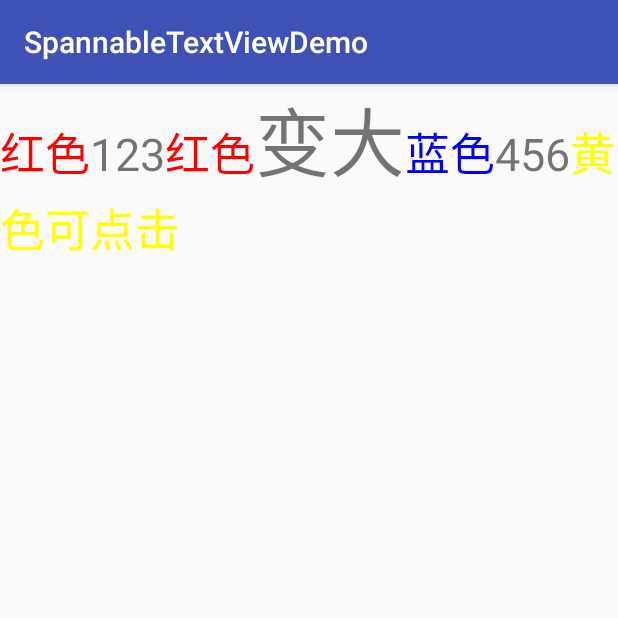
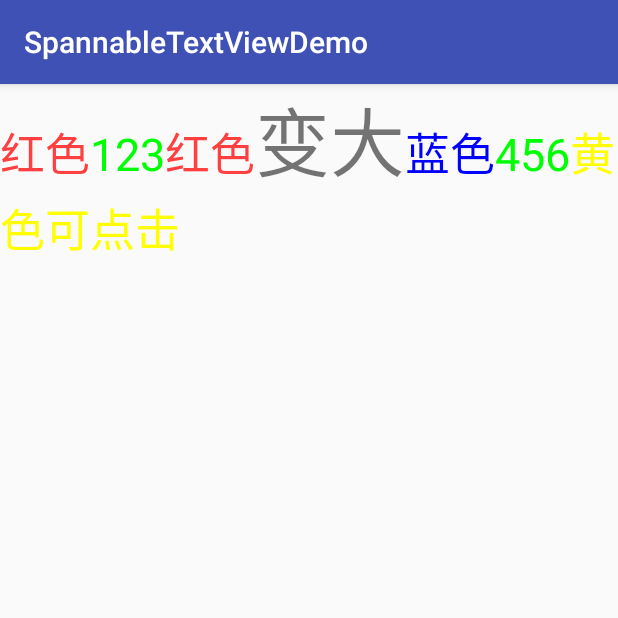
Before and after one commit to daiwj/SpannableTextViewDemo, an Android app: the screen it shows after launch (MainActivity), on a phone screen of 412 x 824 dp, the top half of it. Run offline under Robolectric (Android 15) with nearby library versions, the phone set to English and light mode, and no system bars.

Commit message:
重命名方法。增加正则匹配修改颜色

```diff
--- a/app/src/main/java/com/yuntianhe/spannabletextviewdemo/MainActivity.java
+++ b/app/src/main/java/com/yuntianhe/spannabletextviewdemo/MainActivity.java
@@ -17,13 +17,12 @@ public class MainActivity extends AppCompatActivity {
         SpannableTextView text1 = (SpannableTextView) findViewById(R.id.stv_1);
 
         text1.setText("#红色#123#红色#变大%蓝色%456黄色可点击");
-        text1
-                .matchColor("^[0-9]\\d*$", Color.GREEN)
-                .setMultipleColor('#', Color.RED)
-                .setMultipleColor('%', Color.BLUE)
-                .setSingleSize("变大", 50)
-                .setSingleImage("应用图标1", BitmapFactory.decodeResource(getResources(), R.mipmap.ic_launcher))
-                .setSingleImage("应用图标2", R.mipmap.ic_launcher)
+        text1.matchColors("\\d+", Color.GREEN)
+                .buildColors("#", "#ff4040")
+                .buildColors("%", Color.BLUE)
+                .buildSize("变大", 50)
+                .buildImage("应用图标1", BitmapFactory.decodeResource(getResources(), R.mipmap.ic_launcher))
+                .buildImage("应用图标2", R.mipmap.ic_launcher)
                 .setTextClick("黄色可点击", Color.YELLOW, new View.OnClickListener() {
                     @Override
                     public void onClick(View v) {
--- a/app/src/main/java/com/yuntianhe/spannabletextviewdemo/SpannableTextView.java
+++ b/app/src/main/java/com/yuntianhe/spannabletextviewdemo/SpannableTextView.java
@@ -22,7 +22,6 @@ import android.text.style.ClickableSpan;
 import android.text.style.ForegroundColorSpan;
 import android.text.style.ImageSpan;
 import android.util.AttributeSet;
-import android.util.Log;
 import android.view.MotionEvent;
 import android.view.View;
 import android.view.ViewConfiguration;
@@ -49,8 +48,8 @@ public class SpannableTextView extends AppCompatTextView {
     private boolean isMoved = false;
     private boolean isClickedSpan = false;
 
+    private ViewConfiguration configuration;
     private int mMotionX, mMotionY;
-    private ViewConfiguration configuration;
 
     public SpannableTextView(Context context, AttributeSet attrs) {
         super(context, attrs);
@@ -169,9 +168,10 @@ public class SpannableTextView extends AppCompatTextView {
      * @param content 指定内容
      * @param size    字体大小
      */
-    public SpannableTextView setSingleSize(String content, int size) {
-        if (!TextUtils.isEmpty(getText())) {
-            int start = getText().toString().indexOf(content);
+    public SpannableTextView buildSize(String content, int size) {
+        final String origin = getText().toString();
+        if (!TextUtils.isEmpty(origin)) {
+            int start = origin.indexOf(content);
             if (start > -1) {
                 Span span = new Span();
                 span.span = new AbsoluteSizeSpan((int) (getResources().getDisplayMetrics().density * size + 0.5f));
@@ -190,9 +190,10 @@ public class SpannableTextView extends AppCompatTextView {
      * @param content 指定内容
      * @param color   字体颜色
      */
-    public SpannableTextView setSingleColor(String content, int color) {
-        if (!TextUtils.isEmpty(getText())) {
-            int start = getText().toString().indexOf(content);
+    public SpannableTextView buildColor(String content, int color) {
+        final String origin = getText().toString();
+        if (!TextUtils.isEmpty(origin)) {
+            int start = origin.indexOf(content);
             if (start > -1) {
                 Span span = new Span();
                 span.span = new ForegroundColorSpan(color);
@@ -211,8 +212,8 @@ public class SpannableTextView extends AppCompatTextView {
      * @param content 指定内容
      * @param color   字体颜色
      */
-    public SpannableTextView setSingleColor(String content, String color) {
-        return setSingleColor(content, Color.parseColor(color));
+    public SpannableTextView buildColor(String content, String color) {
+        return buildColor(content, Color.parseColor(color));
     }
 
     /**
@@ -221,14 +222,13 @@ public class SpannableTextView extends AppCompatTextView {
      * @param separator 分隔符 例如：#111#222#333#，#号为分隔符
      * @param color     字体颜色
      */
-    public SpannableTextView setMultipleColor(char separator, int color) {
+    public SpannableTextView buildColors(String separator, int color) {
         final String origin = getText().toString();
         if (!TextUtils.isEmpty(origin)) {
-            final String separatorStr = String.valueOf(separator);
-            final List<String> matchedTexts = getMatchedTexts(origin, separatorStr);
+            final List<String> texts = findMatchedTexts(origin, separator);
             int fromIndex = 0;
-            for (int i = 0, size = matchedTexts.size(); i < size; i++) {
-                String special = matchedTexts.get(i);
+            for (int i = 0, size = texts.size(); i < size; i++) {
+                String special = texts.get(i);
                 if (!TextUtils.isEmpty(special)) {
                     int start = origin.indexOf(special, fromIndex);
                     if (start > -1) {
@@ -236,7 +236,7 @@ public class SpannableTextView extends AppCompatTextView {
                         span.span = new ForegroundColorSpan(color);
                         span.start = start;
                         span.end = start + special.length();
-                        span.separator = separatorStr;
+                        span.separator = separator;
                         span.flag = Spannable.SPAN_EXCLUSIVE_EXCLUSIVE;
                         spanList.add(span);
                         fromIndex = span.end;
@@ -253,11 +253,11 @@ public class SpannableTextView extends AppCompatTextView {
      * @param separator 分隔符 例如：#111#222#333#，#号为分隔符
      * @param color     字体颜色
      */
-    public SpannableTextView setMultipleColor(char separator, String color) {
-        return setMultipleColor(separator, Color.parseColor(color));
+    public SpannableTextView buildColors(String separator, String color) {
+        return buildColors(separator, Color.parseColor(color));
     }
 
-    private List<String> getMatchedTexts(String origin, String pattern) {
+    private List<String> findMatchedTexts(String origin, String pattern) {
         List<Integer> indexList = new ArrayList<>();
         List<String> textList = new ArrayList<>();
         for (int i = -1; i <= origin.lastIndexOf(pattern); ++i) {
@@ -280,8 +280,8 @@ public class SpannableTextView extends AppCompatTextView {
      * @param color 字体颜色
      * @param texts 多个文本
      */
-    public SpannableTextView setMultipleColor(int color, String... texts) {
-        return setMultipleColor(Arrays.asList(texts), color);
+    public SpannableTextView buildColors(int color, String... texts) {
+        return buildColors(Arrays.asList(texts), color);
     }
 
     /**
@@ -290,8 +290,8 @@ public class SpannableTextView extends AppCompatTextView {
      * @param color 字体颜色
      * @param texts 多个文本
      */
-    public SpannableTextView setMultipleColor(String color, String... texts) {
-        return setMultipleColor(Arrays.asList(texts), Color.parseColor(color));
+    public SpannableTextView buildColors(String color, String... texts) {
+        return buildColors(Arrays.asList(texts), Color.parseColor(color));
     }
 
     /**
@@ -300,8 +300,8 @@ public class SpannableTextView extends AppCompatTextView {
      * @param texts 多个文本
      * @param color 字体颜色
      */
-    public SpannableTextView setMultipleColor(List<String> texts, String color) {
-        return setMultipleColor(texts, Color.parseColor(color));
+    public SpannableTextView buildColors(List<String> texts, String color) {
+        return buildColors(texts, Color.parseColor(color));
     }
 
     /**
@@ -310,7 +310,7 @@ public class SpannableTextView extends AppCompatTextView {
      * @param texts 多个文本
      * @param color 字体颜色
      */
-    public SpannableTextView setMultipleColor(List<String> texts, int color) {
+    public SpannableTextView buildColors(List<String> texts, int color) {
         final String origin = getText().toString();
         if (!TextUtils.isEmpty(origin)) {
             int fromIndex = 0;
@@ -337,15 +337,14 @@ public class SpannableTextView extends AppCompatTextView {
      * 设置文本内容中指定文本的字体颜色, 只能设置一处
      *
      * @param regex 正则表达式（表达式不能包含中、韩、日字符）
-     * @param color   指定颜色
+     * @param color 指定颜色
      */
-    public SpannableTextView matchColor(String regex, int color) {
+    public SpannableTextView matchColors(String regex, int color) {
         final String origin = getText().toString();
         if (!TextUtils.isEmpty(origin)) {
             Pattern p = Pattern.compile(regex);
             Matcher m = p.matcher(origin);
             while (m.find()) {
-                    Log.d(TAG, m.group());
                 Span span = new Span();
                 span.span = new ForegroundColorSpan(color);
                 span.start = m.start();
@@ -360,39 +359,19 @@ public class SpannableTextView extends AppCompatTextView {
     /**
      * 设置文本内容中指定文本的字体颜色, 只能设置一处
      *
-     * @param content 指定内容
-     * @param bitmap   制定的图片
+     * @param regex 正则表达式（表达式不能包含中、韩、日字符）
+     * @param color 指定颜色
      */
-    public SpannableTextView setSingleImage(String content, Bitmap bitmap) {
-        return setSingleImage(content, new BitmapDrawable(getResources(), bitmap));
-    }
-
-    /**
-     * 设置文本内容中指定文本的字体颜色, 只能设置一处
-     *
-     * @param content 指定内容
-     * @param drawable   制定的图片
-     */
-    public SpannableTextView setSingleImage(String content, int drawable) {
-        return setSingleImage(content, ContextCompat.getDrawable(getContext(), drawable));
-    }
-
-    /**
-     * 设置文本内容中指定文本的字体颜色, 只能设置一处
-     *
-     * @param content 指定内容
-     * @param drawable   制定的图片
-     */
-    public SpannableTextView setSingleImage(String content, Drawable drawable) {
+    public SpannableTextView matchColors(String regex, String color) {
         final String origin = getText().toString();
-        if (!TextUtils.isEmpty(origin) && drawable != null) {
-            drawable.setBounds(0, 0, drawable.getIntrinsicWidth(), drawable.getIntrinsicHeight());
-            int start = origin.indexOf(content);
-            if (start > -1) {
+        if (!TextUtils.isEmpty(origin)) {
+            Pattern p = Pattern.compile(regex);
+            Matcher m = p.matcher(origin);
+            while (m.find()) {
                 Span span = new Span();
-                span.span = new ImageSpan(drawable, ImageSpan.ALIGN_BOTTOM);
-                span.start = start;
-                span.end = start + content.length();
+                span.span = new ForegroundColorSpan(Color.parseColor(color));
+                span.start = m.start();
+                span.end = m.end();
                 span.flag = Spannable.SPAN_EXCLUSIVE_EXCLUSIVE;
                 spanList.add(span);
             }
@@ -403,19 +382,39 @@ public class SpannableTextView extends AppCompatTextView {
     /**
      * 设置文本内容中指定文本的字体颜色, 只能设置一处
      *
-     * @param content 正则表达式（表达式不能包含中、韩、日字符）
-     * @param drawable   制定的图片
+     * @param content 指定内容
+     * @param bitmap  制定的图片
      */
-    public SpannableTextView setMultipleColor(String regex, int color) {
+    public SpannableTextView buildImage(String content, Bitmap bitmap) {
+        return buildImage(content, new BitmapDrawable(getResources(), bitmap));
+    }
+
+    /**
+     * 设置文本内容中指定文本的字体颜色, 只能设置一处
+     *
+     * @param content  指定内容
+     * @param drawable 制定的图片
+     */
+    public SpannableTextView buildImage(String content, int drawable) {
+        return buildImage(content, ContextCompat.getDrawable(getContext(), drawable));
+    }
+
+    /**
+     * 设置文本内容中指定文本的字体颜色, 只能设置一处
+     *
+     * @param content  指定内容
+     * @param drawable 制定的图片
+     */
+    public SpannableTextView buildImage(String content, Drawable drawable) {
         final String origin = getText().toString();
-        if (!TextUtils.isEmpty(origin)) {
-            Pattern p = Pattern.compile(regex);
-            Matcher m = p.matcher(origin);
-            while (m.find()) {
+        if (!TextUtils.isEmpty(origin) && drawable != null) {
+            drawable.setBounds(0, 0, drawable.getIntrinsicWidth(), drawable.getIntrinsicHeight());
+            int start = origin.indexOf(content);
+            if (start > -1) {
                 Span span = new Span();
-                span.span = new ForegroundColorSpan(color);
-                span.start = m.start();
-                span.end = m.end();
+                span.span = new ImageSpan(drawable, ImageSpan.ALIGN_BOTTOM);
+                span.start = start;
+                span.end = start + content.length();
                 span.flag = Spannable.SPAN_EXCLUSIVE_EXCLUSIVE;
                 spanList.add(span);
             }
```
